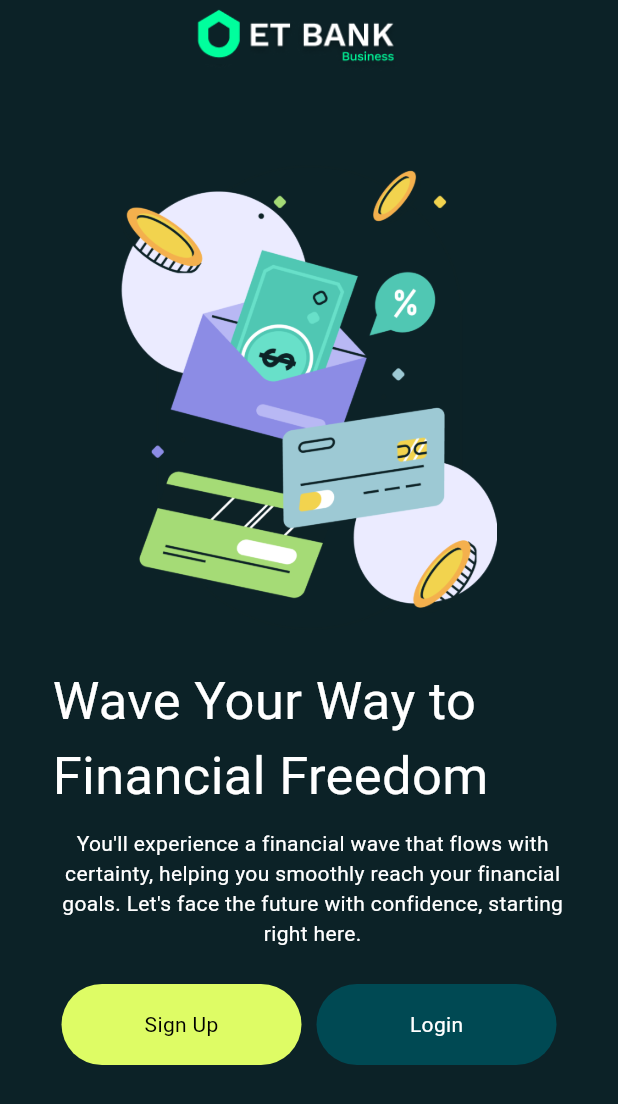
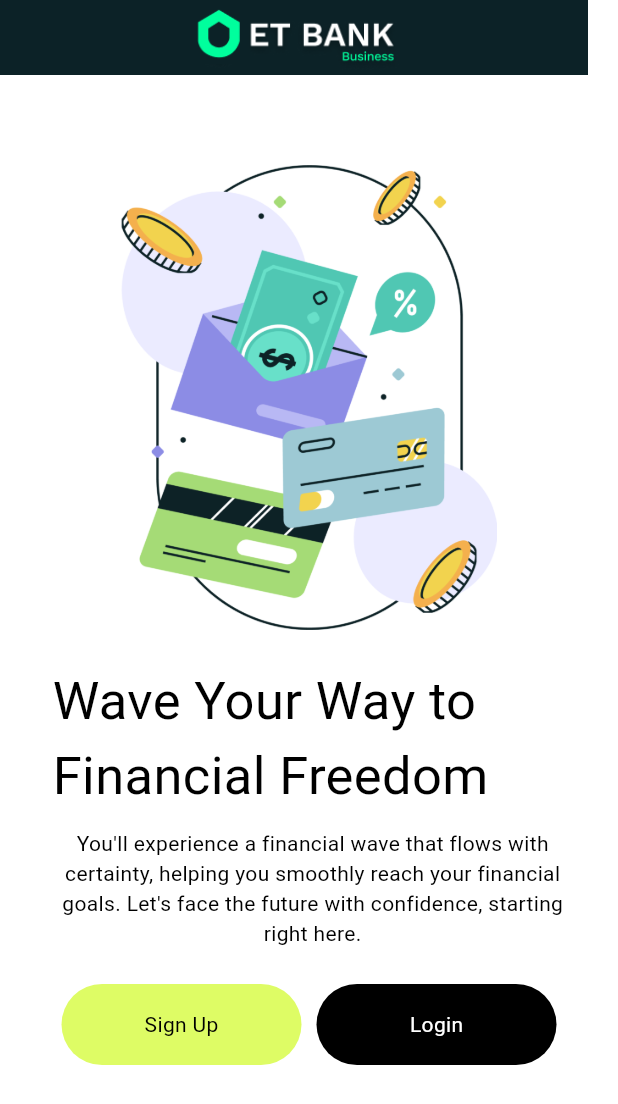
Before and after one commit to kryptomindzInfo/et-business-mobile-app, a Flutter app: the screen it shows after launch, on a phone screen of 412 x 824 dp. Shown: the top 1104 px of the screen. Run offline on Flutter 3.47's test engine with Material 3 defaults, Android fonts, the phone set to English and light mode, and no system bars; our stand-ins replace camera, card_swiper, dots_indicator, flutter_riverpod, flutter_screenutil, hive_flutter and 4 more; missing offline and left inert: capture_identity; accounts and stored records are empty.

Commit message:
theme done

```diff
--- a/lib/api_resources/api_models/theme_model.dart
+++ b/lib/api_resources/api_models/theme_model.dart
@@ -3,7 +3,9 @@ import 'package:flutter/material.dart';
 class ThemeModel {
   String? themeTitle;
   Color? themeColor;
-  ThemeData? themeData;
+  // ThemeData? themeData;
 
-  ThemeModel({this.themeTitle, this.themeColor,required this.themeData});
+  ThemeModel({this.themeTitle, this.themeColor,
+  // required this.themeData
+  });
 }
--- a/lib/main.dart
+++ b/lib/main.dart
@@ -1,18 +1,19 @@
 import 'package:etbank_business_app/presentation/views/signup_screens/sign_in_sign_up_screen.dart';
 import 'package:etbank_business_app/providers/localization_provider.dart';
-import 'package:etbank_business_app/theme/app_theme.dart';
+import 'package:etbank_business_app/theme/theme.dart';
 import 'package:flutter/material.dart';
 import 'package:flutter_localizations/flutter_localizations.dart';
 import 'package:flutter_riverpod/flutter_riverpod.dart';
 import 'package:flutter_screenutil/flutter_screenutil.dart';
-import 'constants/app_colors.dart';
 import 'navigation/navigator_key.dart';
 import 'navigation/route_generator.dart';
+import 'providers/theme_provider.dart';
+import 'resources/app_persistance/app_local.dart';
 import 'resources/localization/app_localization.dart';
 
 void main() async {
   WidgetsFlutterBinding.ensureInitialized();
-
+  await AppLocal.ins.initStorage();
   runApp(const ProviderScope(child: MyApp()));
 }
 
@@ -28,17 +29,9 @@ class MyApp extends ConsumerWidget {
       builder: (context, child) => MaterialApp(
         debugShowCheckedModeBanner: false,
         title: 'ET Bank Business',
-        themeMode: ThemeMode.dark,
-        theme: ThemeData(
-          extensions: [AppTheme()],
-          splashColor: AppColors.transparent,
-          highlightColor: AppColors.transparent,
-        ),
-        darkTheme: ThemeData(
-          extensions: [AppTheme.dark()],
-          splashColor: AppColors.transparent,
-          highlightColor: AppColors.transparent,
-        ),
+        themeMode: ref.watch(themeProvider).themeMode,
+        theme: lightTheme,
+        darkTheme: darkTheme,
         supportedLocales: AppLocalization.supportedLocales,
         locale: ref.watch(localizationProvider).locale,
         localizationsDelegates: const [
--- a/lib/presentation/views/signup_screens/signup_widgets/registration_login_buttons.dart
+++ b/lib/presentation/views/signup_screens/signup_widgets/registration_login_buttons.dart
@@ -6,6 +6,7 @@ import 'package:flutter/material.dart';
 import 'package:flutter_riverpod/flutter_riverpod.dart';
 
 import '../../../../navigation/navigation.dart';
+import '../../../../providers/theme_provider.dart';
 import '../../bottom_navigation_bar.dart';
 import '../signup_email_screen.dart';
 
@@ -22,7 +23,8 @@ class RegistrationLoginButtons extends ConsumerWidget {
           buttoncolor: context.theme.colorTheme.buttonColor,
           buttonTitleColor: context.theme.colorTheme.buttonTitleColor,
           onpress: () {
-            Navigation.pushNamed(SignUpEmailScreen.routeName);
+                ref.read(themeProvider.notifier).toggle();
+            // Navigation.pushNamed(SignUpEmailScreen.routeName);
           },
         ),
         10.spaceX,
--- a/lib/theme/theme.dart
+++ b/lib/theme/theme.dart
@@ -1,11 +1,33 @@
-
+import 'package:etbank_business_app/constants/app_colors.dart';
 import 'package:flutter/material.dart';
+import 'package:flutter/services.dart';
 
 import 'app_theme.dart';
 
-ThemeData lightTheme =
-    ThemeData(
-      primaryColor: Colors.black,
-      brightness: Brightness.light, extensions: [AppTheme()]);
-ThemeData darkTheme =
-    ThemeData(brightness: Brightness.dark, extensions: [AppTheme.dark()]);
+ThemeData lightTheme = ThemeData(
+    splashColor: AppColors.transparent,
+    highlightColor: AppColors.transparent,
+    brightness: Brightness.light,
+    appBarTheme: const AppBarTheme(
+        systemOverlayStyle: SystemUiOverlayStyle(
+      statusBarColor: Colors.white,
+      statusBarBrightness: Brightness.light,
+      statusBarIconBrightness: Brightness.dark,
+      systemNavigationBarColor: Colors.white,
+      systemNavigationBarIconBrightness: Brightness.light,
+    )),
+    extensions: [AppTheme()]);
+
+ThemeData darkTheme = ThemeData(
+    brightness: Brightness.dark,
+    splashColor: AppColors.transparent,
+    highlightColor: AppColors.transparent,
+    appBarTheme: const AppBarTheme(
+        systemOverlayStyle: SystemUiOverlayStyle(
+      statusBarColor: AppColors.darkTeal,
+      statusBarBrightness: Brightness.dark,
+      statusBarIconBrightness: Brightness.light,
+      systemNavigationBarColor: AppColors.darkTeal,
+      systemNavigationBarIconBrightness: Brightness.dark,
+    )),
+    extensions: [AppTheme.dark()]);
--- a/pubspec.yaml
+++ b/pubspec.yaml
@@ -48,6 +48,8 @@ dependencies:
   camera: ^0.10.5+9
   permission_handler: ^11.3.1
   capture_identity: ^1.0.1
+  hive: ^2.2.3
+  hive_flutter: ^1.1.0
 
 dev_dependencies:
   flutter_test:
```
Also changed, not shown: lib/constants/theme_constants.dart (+14 -10 lines), lib/providers/theme_provider.dart (added, +37 -0 lines), lib/resources/app_persistance/app_data.dart (added, +15 -0 lines), lib/resources/app_persistance/app_local.dart (added, +24 -0 lines), pubspec.lock.
